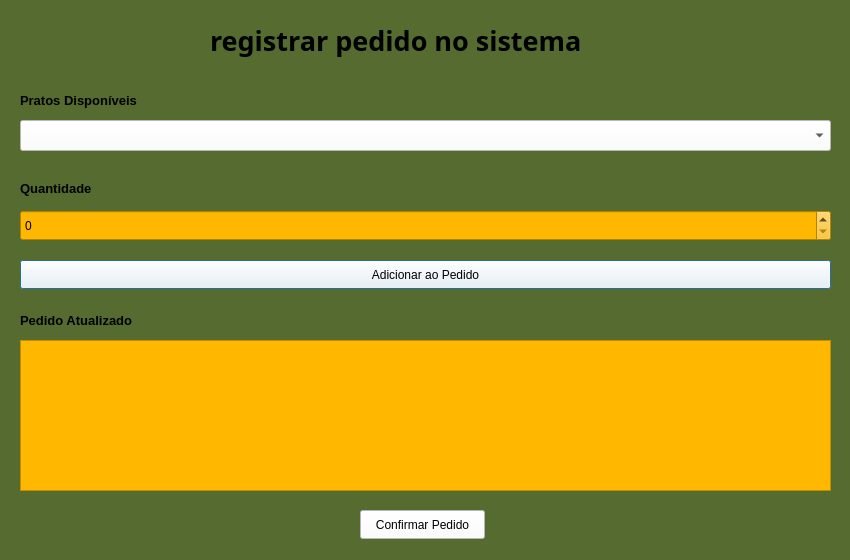
Qt form telacontabilizarpedido.ui (jujubsfs/restify3) before a commit.
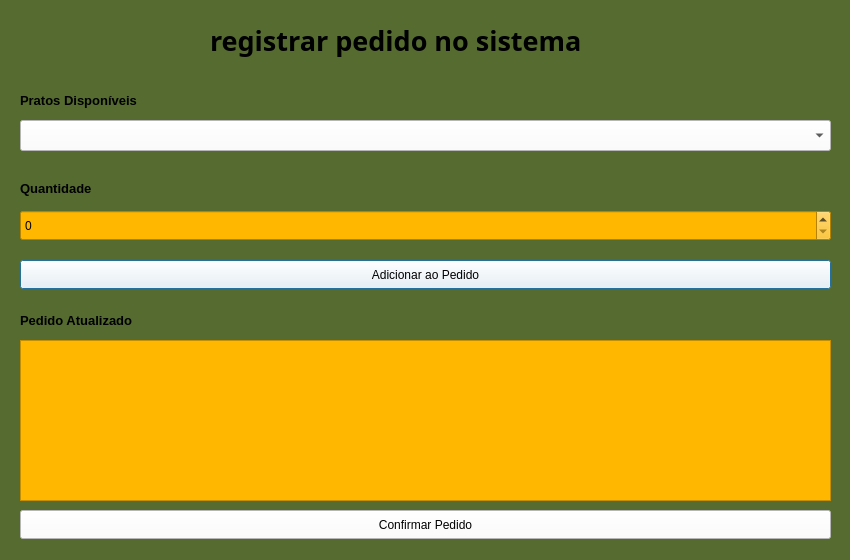
The same form after that commit.

Commit message: Telas Prato, Pedido e Cardápio prontas

```diff
--- a/telacontabilizarpedido.ui
+++ b/telacontabilizarpedido.ui
@@ -135,25 +135,12 @@
     <string>Pedido Atualizado</string>
    </property>
   </widget>
-  <widget class="QTableView" name="tableView">
+  <widget class="QPushButton" name="confirmarPedido">
    <property name="geometry">
     <rect>
      <x>20</x>
-     <y>340</y>
-     <width>811</width>
-     <height>151</height>
-    </rect>
-   </property>
-   <property name="styleSheet">
-    <string notr="true">background-color: rgb(255, 183, 0);</string>
-   </property>
-  </widget>
-  <widget class="QPushButton" name="pushButton_2">
-   <property name="geometry">
-    <rect>
-     <x>360</x>
      <y>510</y>
-     <width>125</width>
+     <width>811</width>
      <height>29</height>
     </rect>
    </property>
@@ -164,6 +151,19 @@
     <string>Confirmar Pedido</string>
    </property>
   </widget>
+  <widget class="QListWidget" name="listWidget">
+   <property name="geometry">
+    <rect>
+     <x>20</x>
+     <y>340</y>
+     <width>811</width>
+     <height>161</height>
+    </rect>
+   </property>
+   <property name="styleSheet">
+    <string notr="true">background-color: rgb(255, 183, 0);</string>
+   </property>
+  </widget>
  </widget>
  <resources/>
  <connections/>
```
Left out of the diff: 2 changed lines with no effect on the pictures. The commit also changes 86 other files.
